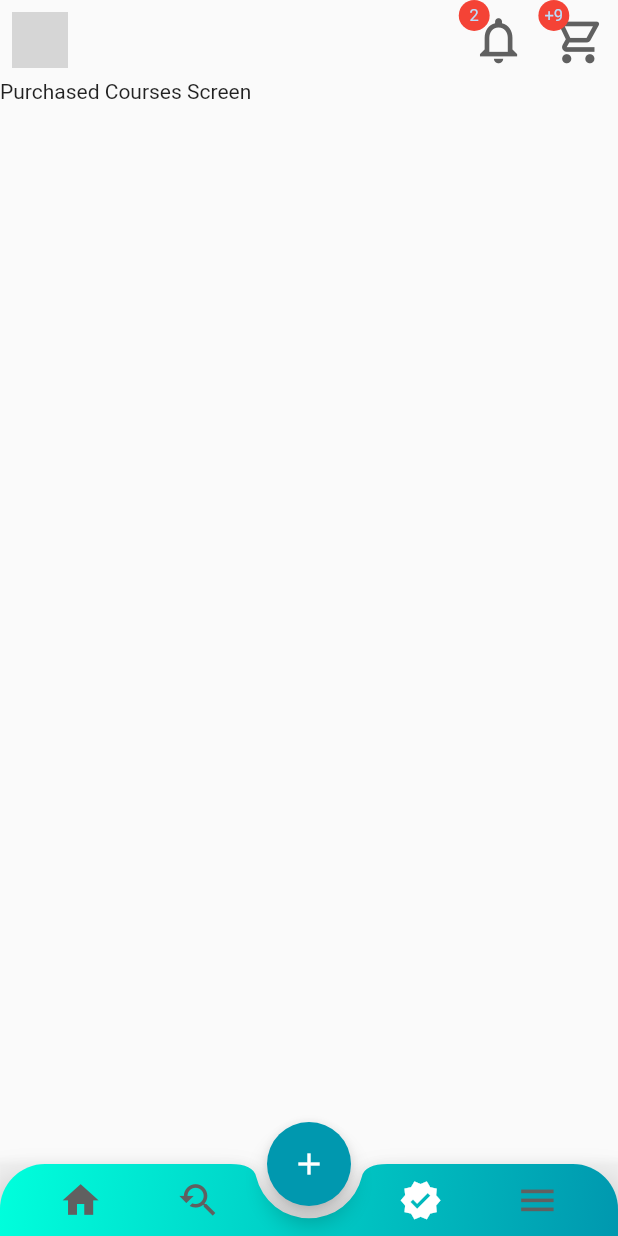
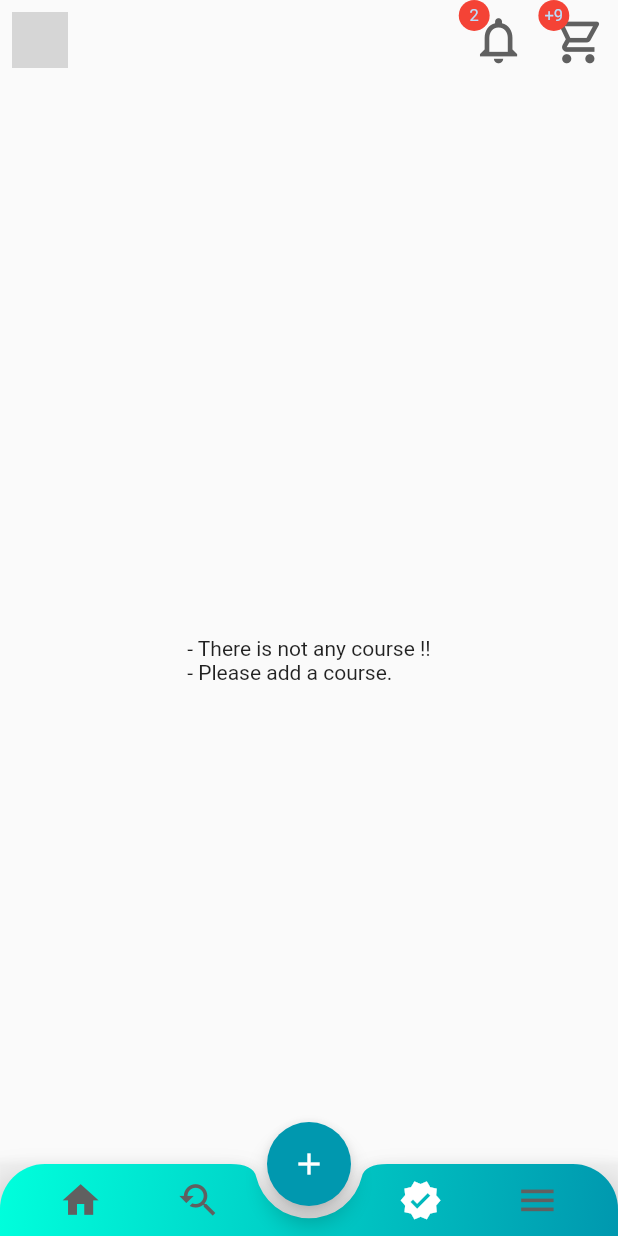
Before and after one commit to BrahimChouih/learn_anywhere, a Flutter app: the PrimaryScreen screen opened by its route, swiped to page 3, on a phone screen of 412 x 824 dp. Run offline on Flutter 3.47's test engine with Material 2 defaults, Android fonts, the phone set to English and light mode, and no system bars; our stand-ins replace dio, flutter_svg, get, modal_progress_hud, shared_preferences; accounts and stored records are empty; network calls fail; statements that could not run were skipped; grey boxes are pictures that could not be loaded.

Commit message:
PurchasedCourse Screen and catching some errors

```diff
--- a/lib/api/api_methods.dart
+++ b/lib/api/api_methods.dart
@@ -3,16 +3,18 @@ import 'package:learn_anywhere/auth/auth_methods.dart';
 import 'package:learn_anywhere/models/course.dart';
 import 'package:learn_anywhere/models/user.dart';
 
-const api = 'http://192.168.1.30:8000';
-// const api = 'https://brahimchouih.pythonanywhere.com/';
+// const api = 'http://192.168.1.30:8000';
+const api = 'https://brahimchouih.pythonanywhere.com/';
 Dio dio = Dio();
 
 class APIMethods {
-  static Options options = Options(headers: {
-    'Authorization': 'token ${AuthMethods.apiToken}',
-  });
+  static Options options;
   static Future<User> getUserInfo() async {
     String apiUrl = '$api/api/auth/userinfo/0/';
+
+    options = Options(headers: {
+      'Authorization': 'token ${AuthMethods.apiToken}',
+    });
 
     Response response = await dio.get(apiUrl, options: options);
     return User(response.data);
--- a/lib/auth/auth_methods.dart
+++ b/lib/auth/auth_methods.dart
@@ -27,6 +27,7 @@ class AuthMethods {
     sharedPreferences = await SharedPreferences.getInstance();
     sharedPreferences.setString('apiToken', apiToken);
     user = await APIMethods.getUserInfo();
+    print(user.email);
   }
 
   static void signUp({String email, String username, String password}) async {
@@ -70,4 +71,8 @@ class AuthMethods {
       user = await APIMethods.getUserInfo();
     }
   }
+
+  static Future<void> refreshUserInfo() async {
+    user = await APIMethods.getUserInfo();
+  }
 }
--- a/lib/controllers/controllers.dart
+++ b/lib/controllers/controllers.dart
@@ -1,6 +1,7 @@
 import 'package:flutter/cupertino.dart';
 import 'package:get/get.dart';
 import 'package:learn_anywhere/api/api_methods.dart';
+import 'package:learn_anywhere/auth/auth_methods.dart';
 import 'package:learn_anywhere/models/course.dart';
 
 class UserController extends GetxController {}
@@ -50,3 +51,18 @@ class SearchController extends CourseController {
     update();
   }
 }
+
+class PurchasedCoursesController extends CourseController {
+  PurchasedCoursesController() {
+    initCourses();
+  }
+  @override
+  initCourses() async {
+    connecting = true;
+    update();
+    await AuthMethods.refreshUserInfo();
+    courses = AuthMethods.user.purchasedCourses;
+    connecting = false;
+    update();
+  }
+}
--- a/lib/models/user.dart
+++ b/lib/models/user.dart
@@ -8,7 +8,7 @@ class User {
   String userName;
   String country;
   var picture;
-  List<dynamic> purchasedCourses = [];
+  List<Course> purchasedCourses = [];
 
   User(Map<String, dynamic> map) {
     fromMap(map);
@@ -26,7 +26,9 @@ class User {
       this.picture = Icons.account_circle_outlined;
     }
     try {
+      print(map['purchased_courses']);
       map['purchased_courses'].forEach((e) {
+        print(e);
         this.purchasedCourses.add(Course(e));
       });
     } catch (e) {
--- a/lib/screens/primary_screens/purchased_courses_screen.dart
+++ b/lib/screens/primary_screens/purchased_courses_screen.dart
@@ -1,10 +1,76 @@
 import 'package:flutter/material.dart';
+import 'package:get/get.dart';
+import 'package:learn_anywhere/components/search_components.dart';
+import 'package:learn_anywhere/controllers/controllers.dart';
+import 'package:learn_anywhere/models/course.dart';
+import 'package:learn_anywhere/themes/size.dart';
 
 class PurchasedCoursesScreen extends StatelessWidget {
+  final PurchasedCoursesController purchasedCoursesController =
+      Get.put(PurchasedCoursesController());
+  ScrollController scrollController = ScrollController();
   @override
   Widget build(BuildContext context) {
-    return Container(
-      child: Text('Purchased Courses Screen'),
+    return RefreshIndicator(
+      onRefresh: () async {
+        purchasedCoursesController.initCourses();
+      },
+      child: SingleChildScrollView(
+        child: Container(
+          margin: EdgeInsets.only(
+            left: width * 0.02,
+            right: width * 0.02,
+            top: height * 0.02,
+          ),
+          height: height * 0.9,
+          child: GetBuilder<PurchasedCoursesController>(
+            builder: (_) {
+              return coursesListView();
+            },
+          ),
+        ),
+      ),
+    );
+  }
+
+  Widget coursesListView() {
+    // wait connecting
+    if (purchasedCoursesController.connecting) {
+      return Center(child: CircularProgressIndicator());
+    }
+
+    // go to last postion
+    WidgetsBinding.instance.addPostFrameCallback((_) {
+      try {
+        scrollController.jumpTo(purchasedCoursesController.lastOffset);
+      } catch (e) {}
+    });
+
+    // save current postion
+    scrollController.addListener(() {
+      purchasedCoursesController.lastOffset = scrollController.offset;
+    });
+
+    return RefreshIndicator(
+      onRefresh: () async {
+        purchasedCoursesController.initCourses();
+      },
+      child: purchasedCoursesController.courses.length != 0
+          ? ListView.builder(
+              controller: scrollController,
+              itemCount: purchasedCoursesController.courses.length,
+              itemBuilder: (_, i) {
+                Course course = purchasedCoursesController.courses[i];
+                return SearchResultItem(
+                  course: course,
+                  mode: 'purchased',
+                );
+              },
+            )
+          : Center(
+              child:
+                  Text("- There is not any course !!\n- Please add a course."),
+            ),
     );
   }
 }
--- a/lib/themes/primary_theme.dart
+++ b/lib/themes/primary_theme.dart
@@ -16,3 +16,6 @@ const TextStyle bCourseTitleStyle = TextStyle(
 const TextStyle bCourseOwnerStyle = TextStyle(
   color: Color(0xffDBDBDB),
 );
+const TextStyle bUserNameStyle = TextStyle(
+  fontSize: 20,
+);
```
Also changed, not shown: lib/components/search_components.dart (+11 -5 lines), lib/models/course.dart (+15 -4 lines), lib/screens/primary_screens/home_screen.dart (+16 -8 lines), lib/screens/primary_screens/more_screen.dart (+15 -2 lines).
